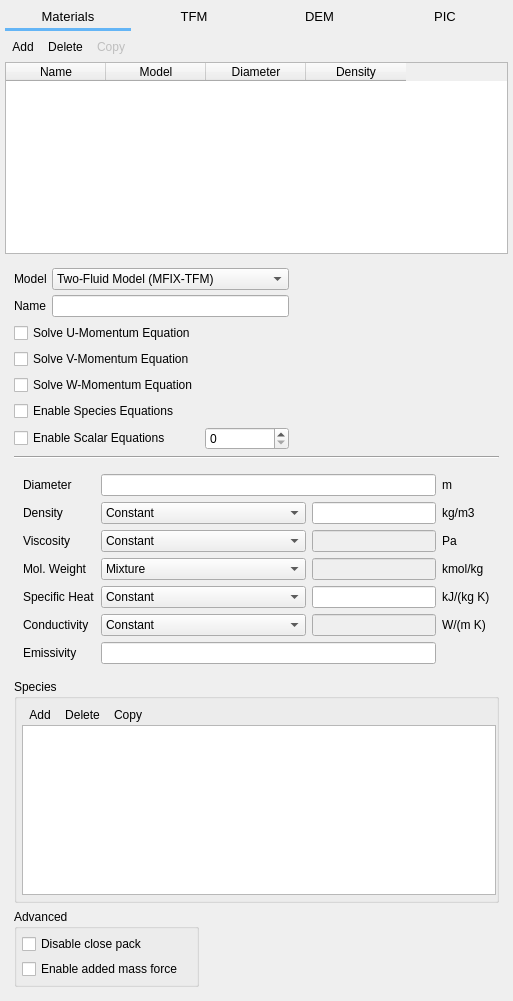
Before: the Qt Designer form gui/uifiles/solids.ui in truongd8593/mfix, drawn with Qt 5.
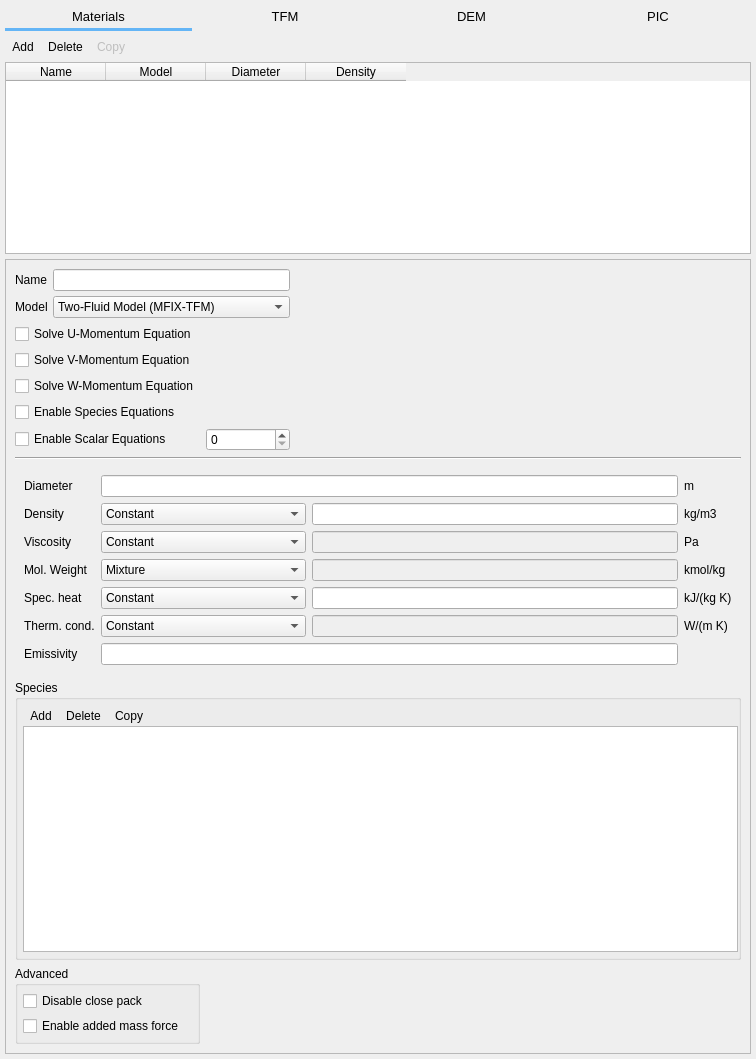
After: the same form once the commit is applied. Custom widgets are drawn as their Qt base class.

Commit message: more work on solids setup

What changed in the file:
```diff
--- a/gui/uifiles/solids.ui
+++ b/gui/uifiles/solids.ui
@@ -6,8 +6,8 @@
    <rect>
     <x>0</x>
     <y>0</y>
-    <width>513</width>
-    <height>1001</height>
+    <width>756</width>
+    <height>1059</height>
    </rect>
   </property>
   <property name="windowTitle">
@@ -284,7 +284,10 @@
           <bool>false</bool>
          </property>
          <property name="frameShape">
-          <enum>QFrame::NoFrame</enum>
+          <enum>QFrame::StyledPanel</enum>
+         </property>
+         <property name="frameShadow">
+          <enum>QFrame::Plain</enum>
          </property>
          <property name="widgetResizable">
           <bool>true</bool>
@@ -294,8 +297,8 @@
            <rect>
             <x>0</x>
             <y>0</y>
-            <width>503</width>
-            <height>736</height>
+            <width>742</width>
+            <height>790</height>
            </rect>
           </property>
           <layout class="QGridLayout" name="gridLayout_2">
@@ -314,24 +317,21 @@
               <property name="spacing">
                <number>5</number>
               </property>
-              <item row="1" column="2">
-               <widget class="LineEdit" name="lineedit_solids_phase_name"/>
-              </item>
               <item row="1" column="0">
-               <widget class="QLabel" name="label_38">
-                <property name="text">
-                 <string>Name</string>
-                </property>
-               </widget>
-              </item>
-              <item row="0" column="0">
                <widget class="QLabel" name="label_203">
                 <property name="text">
                  <string>Model</string>
                 </property>
                </widget>
               </item>
-              <item row="0" column="2">
+              <item row="0" column="0">
+               <widget class="QLabel" name="label_38">
+                <property name="text">
+                 <string>Name</string>
+                </property>
+               </widget>
+              </item>
+              <item row="1" column="1">
                <widget class="ComboBox" name="combobox_solids_model">
                 <item>
                  <property name="text">
@@ -350,6 +350,9 @@
                 </item>
                </widget>
               </item>
+              <item row="0" column="1">
+               <widget class="LineEdit" name="lineedit_solids_phase_name"/>
+              </item>
              </layout>
             </widget>
            </item>
@@ -562,7 +565,7 @@
               <item row="4" column="0">
                <widget class="QLabel" name="label_47">
                 <property name="text">
-                 <string>Specific Heat</string>
+                 <string>Spec. heat</string>
                 </property>
                </widget>
               </item>
@@ -604,7 +607,7 @@
               <item row="5" column="0">
                <widget class="QLabel" name="label_48">
                 <property name="text">
-                 <string>Conductivity</string>
+                 <string>Therm. cond.</string>
                 </property>
                </widget>
               </item>
```
The commit also changes 3 other files.
